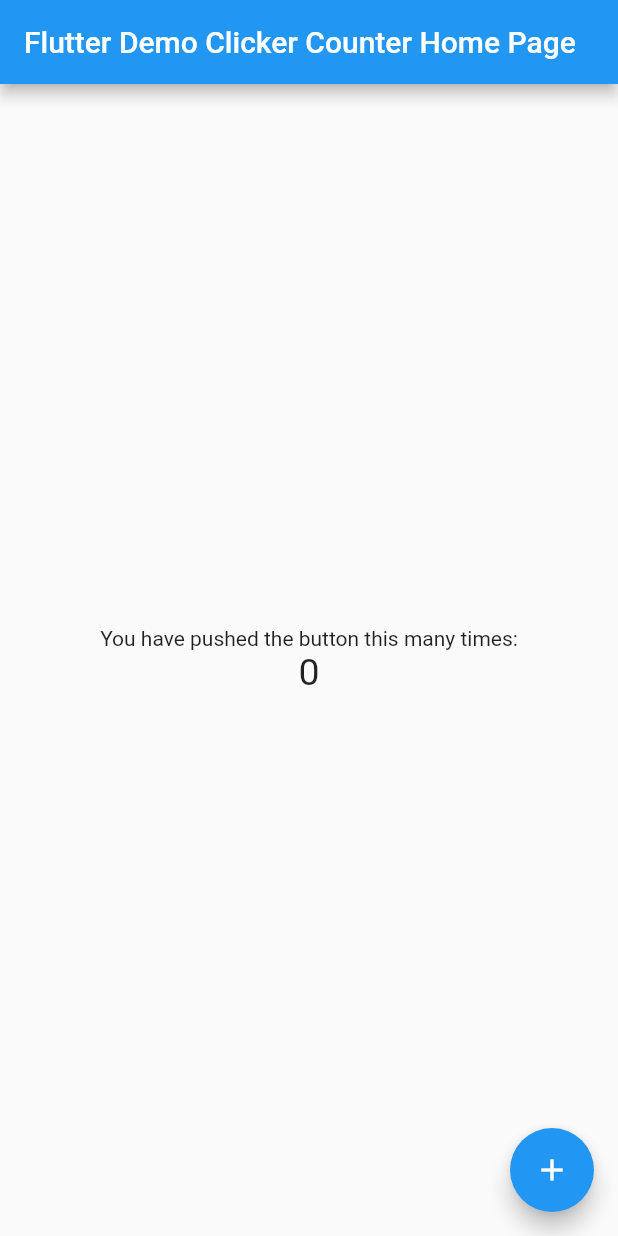
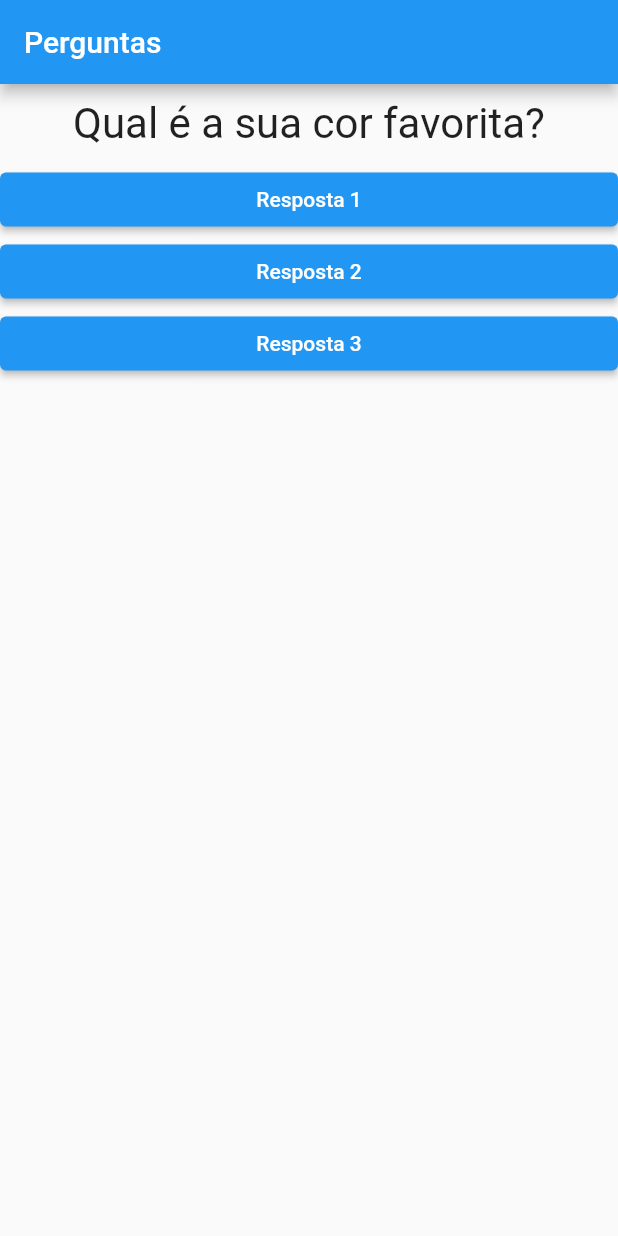
Before and after one commit to marcelonuness/projeto_perguntas, a Flutter app: the screen it shows after launch, on a phone screen of 412 x 824 dp. Run offline on Flutter 3.47's test engine with Material 2 defaults, Android fonts, the phone set to English and light mode, and no system bars.

Commit message:
v 07-11-22

```diff
--- a/lib/main.dart
+++ b/lib/main.dart
@@ -1,99 +1,45 @@
-import 'package:flutter/material.dart';
+import "package:flutter/material.dart";
+import './questao.dart';
+import './resposta.dart';
 
-void main() => runApp(MyApp());
+main() => runApp(PerguntaApp());
 
-class MyApp extends StatelessWidget {
-  // This widget is the root of your application.
-  @override
-  Widget build(BuildContext context) {
-    return MaterialApp(
-      // Application name
-      title: 'Flutter Stateful Clicker Counter',
-      theme: ThemeData(
-        // Application theme data, you can set the colors for the application as
-        // you want
-        primarySwatch: Colors.blue,
-      ),
-      home: MyHomePage(title: 'Flutter Demo Clicker Counter Home Page'),
-    );
-  }
-}
+class _PerguntaAppState extends State<PerguntaApp> {
+  var _perguntaSelecionada = 0;
 
-class MyHomePage extends StatefulWidget {
-  final String title;
-  const MyHomePage({Key? key, required this.title}) : super(key: key);
-
-  // This widget is the home page of your application. It is stateful, meaning
-  // that it has a State object (defined below) that contains fields that affect
-  // how it looks.
-
-  // This class is the configuration for the state. It holds the values (in this
-  // case the title) provided by the parent (in this case the App widget) and
-  // used by the build method of the State. Fields in a Widget subclass are
-  // always marked "final".
-
-  @override
-  _MyHomePageState createState() => _MyHomePageState();
-}
-
-class _MyHomePageState extends State<MyHomePage> {
-  int _counter = 0;
-
-  void _incrementCounter() {
+  void _responder() {
     setState(() {
-      // This call to setState tells the Flutter framework that something has
-      // changed in this State, which causes it to rerun the build method below
-      // so that the display can reflect the updated values. If we changed
-      // _counter without calling setState(), then the build method would not be
-      // called again, and so nothing would appear to happen.
-      _counter++;
+      _perguntaSelecionada++;
     });
   }
 
   @override
   Widget build(BuildContext context) {
-    // This method is rerun every time setState is called, for instance as done
-    // by the _incrementCounter method above.
-    //
-    // The Flutter framework has been optimized to make rerunning build methods
-    // fast, so that you can just rebuild anything that needs updating rather
-    // than having to individually change instances of widgets.
-    return Scaffold(
-      appBar: AppBar(
-        // Here we take the value from the MyHomePage object that was created by
-        // the App.build method, and use it to set our appbar title.
-        title: Text(widget.title),
-      ),
-      body: Center(
-        // Center is a layout widget. It takes a single child and positions it
-        // in the middle of the parent.
-        child: Column(
-          // Column is also a layout widget. It takes a list of children and
-          // arranges them vertically. By default, it sizes itself to fit its
-          // children horizontally, and tries to be as tall as its parent.
-          //
-          // Column has various properties to control how it sizes itself and
-          // how it positions its children. Here we use mainAxisAlignment to
-          // center the children vertically; the main axis here is the vertical
-          // axis because Columns are vertical (the cross axis would be
-          // horizontal).
-          mainAxisAlignment: MainAxisAlignment.center,
-          children: <Widget>[
-            Text(
-              'You have pushed the button this many times:',
-            ),
-            Text(
-              '$_counter',
-              style: TextStyle(fontSize: 25),
-            ),
+    final perguntas = [
+      "Qual é a sua cor favorita?",
+      "Qual é o seu animal favorito?",
+    ];
+
+    return MaterialApp(
+      home: Scaffold(
+        appBar: AppBar(
+          title: const Text("Perguntas"),
+        ),
+        body: Column(
+          children: [
+            Questao(perguntas[_perguntaSelecionada]),
+            Resposta("Resposta 1", _responder),
+            Resposta("Resposta 2", _responder),
+            Resposta("Resposta 3", _responder)
           ],
         ),
       ),
-      floatingActionButton: FloatingActionButton(
-        onPressed: _incrementCounter,
-        tooltip: 'Increment',
-        child: Icon(Icons.add),
-      ), // This trailing comma makes auto-formatting nicer for build methods.
     );
   }
 }
+
+class PerguntaApp extends StatefulWidget {
+  _PerguntaAppState createState() {
+    return _PerguntaAppState();
+  }
+}
--- /dev/null
+++ b/lib/questao.dart
@@ -0,0 +1,19 @@
+import 'package:flutter/material.dart';
+
+class Questao extends StatelessWidget {
+  final String texto;
+  Questao(this.texto);
+
+  @override
+  Widget build(BuildContext context) {
+    return Container(
+      width: double.infinity,
+      margin: EdgeInsets.all(10),
+      child: Text(
+        texto,
+        style: TextStyle(fontSize: 28),
+        textAlign: TextAlign.center,
+      ),
+    );
+  }
+}
--- /dev/null
+++ b/lib/resposta.dart
@@ -0,0 +1,16 @@
+import 'package:flutter/material.dart';
+
+class Resposta extends StatelessWidget {
+  final String texto;
+  final void Function() quandoSelecionado;
+
+  Resposta(this.texto, this.quandoSelecionado);
+
+  @override
+  Widget build(BuildContext context) {
+    return Container(
+      width: double.infinity,
+      child: ElevatedButton(child: Text(texto), onPressed: quandoSelecionado),
+    );
+  }
+}
```
